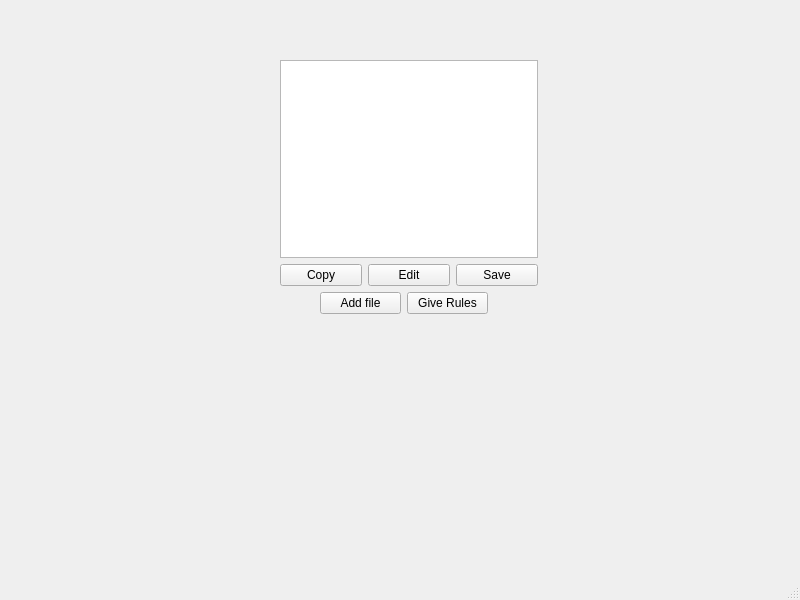
KirillRodimov/Protect, file mainwindow.ui: the form before one commit.
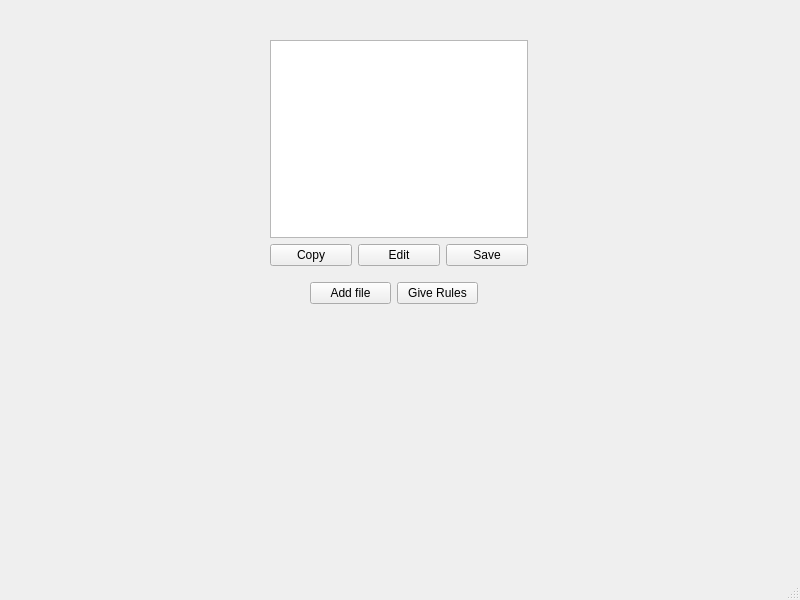
The form after the commit. The open tabs and pages were chosen to show the change.

```diff
--- a/mainwindow.ui
+++ b/mainwindow.ui
@@ -198,18 +198,44 @@
      </widget>
     </widget>
     <widget class="QWidget" name="page_3">
+     <widget class="QWidget" name="layoutWidget">
+      <property name="geometry">
+       <rect>
+        <x>100</x>
+        <y>250</y>
+        <width>168</width>
+        <height>26</height>
+       </rect>
+      </property>
+      <layout class="QHBoxLayout" name="horizontalLayout_5">
+       <item>
+        <widget class="QPushButton" name="AddButton">
+         <property name="text">
+          <string>Add file</string>
+         </property>
+        </widget>
+       </item>
+       <item>
+        <widget class="QPushButton" name="GiveButton">
+         <property name="text">
+          <string>Give Rules</string>
+         </property>
+        </widget>
+       </item>
+      </layout>
+     </widget>
      <widget class="QWidget" name="">
       <property name="geometry">
        <rect>
-        <x>70</x>
-        <y>30</y>
+        <x>60</x>
+        <y>10</y>
         <width>258</width>
         <height>226</height>
        </rect>
       </property>
       <layout class="QVBoxLayout" name="verticalLayout_4">
        <item>
-        <widget class="QListView" name="listView"/>
+        <widget class="QListWidget" name="listWidget"/>
        </item>
        <item>
         <layout class="QHBoxLayout" name="horizontalLayout_4">
@@ -238,32 +264,6 @@
        </item>
       </layout>
      </widget>
-     <widget class="QWidget" name="">
-      <property name="geometry">
-       <rect>
-        <x>110</x>
-        <y>260</y>
-        <width>168</width>
-        <height>26</height>
-       </rect>
-      </property>
-      <layout class="QHBoxLayout" name="horizontalLayout_5">
-       <item>
-        <widget class="QPushButton" name="AddButton">
-         <property name="text">
-          <string>Add file</string>
-         </property>
-        </widget>
-       </item>
-       <item>
-        <widget class="QPushButton" name="GiveButton">
-         <property name="text">
-          <string>Give Rules</string>
-         </property>
-        </widget>
-       </item>
-      </layout>
-     </widget>
     </widget>
     <widget class="QWidget" name="page_4">
      <widget class="QPushButton" name="ConfirmButton">
```
Left out of the diff: 31 changed lines with no effect on the pictures.
